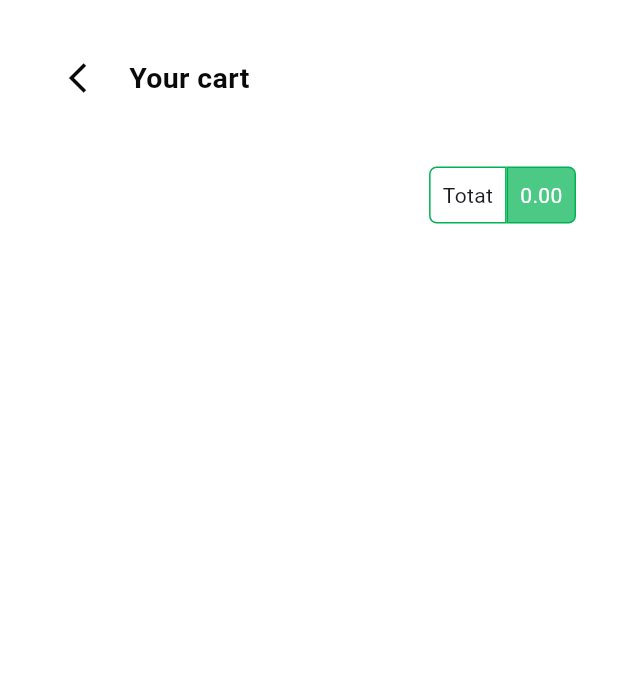
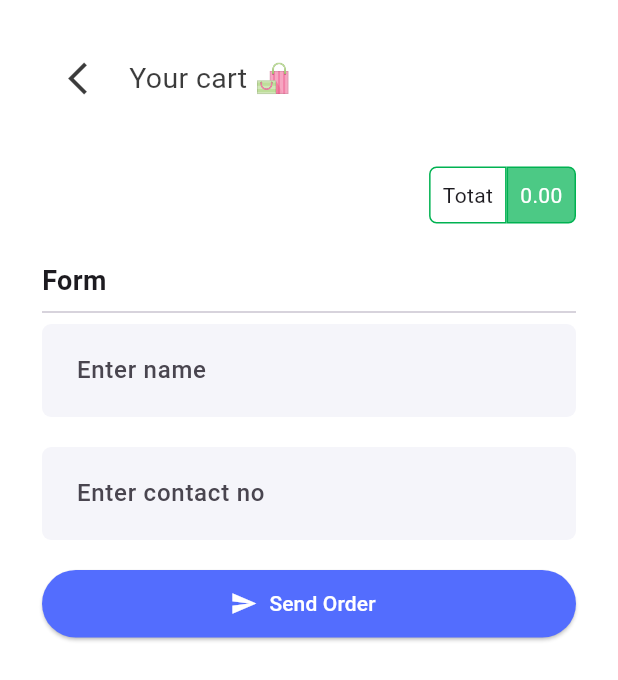
Before and after one commit to vaibhavchoursiya/inventory-ui-firestore, a Flutter app: the screen it shows after launch, after a tap on an icon or button, on a phone screen of 412 x 824 dp. Shown: the top 680 px of the screen. Run offline on Flutter 3.47's test engine with Material 3 defaults, Android fonts, the phone set to English and light mode, and no system bars; our stand-ins replace cloud_firestore, firebase_core, font_awesome_flutter, go_router, google_fonts; accounts and stored records are empty; network calls fail; Roboto replaces fonts that are missing (Poppins).

Commit message:
order function rewrite and provider connected.

```diff
--- a/lib/screens/cart_screen.dart
+++ b/lib/screens/cart_screen.dart
@@ -1,11 +1,10 @@
 import 'package:flutter/material.dart';
-import 'package:font_awesome_flutter/font_awesome_flutter.dart';
 import 'package:go_router/go_router.dart';
 import 'package:google_fonts/google_fonts.dart';
 import 'package:inventory_management_app/apptheme.dart';
 import 'package:inventory_management_app/providers/cart_provider.dart';
 import 'package:inventory_management_app/widgets/cart_view.dart';
-import 'package:inventory_management_app/widgets/navbar_widget.dart';
+import 'package:inventory_management_app/widgets/shopping_form_widget.dart';
 import 'package:inventory_management_app/widgets/simple_navbar.dart';
 import 'package:provider/provider.dart';
 
@@ -37,6 +36,12 @@ class _CartScreenState extends State<CartScreen> {
         .select<CartProvider, bool>((provider) => provider.initialLoader);
     final totalPrice =
         context.select<CartProvider, double>((provider) => provider.totalPrice);
+    const border = OutlineInputBorder(
+      borderSide: BorderSide.none,
+      borderRadius: BorderRadius.all(
+        Radius.circular(6),
+      ),
+    );
 
     return PopScope(
       canPop: false,
@@ -90,7 +95,44 @@ class _CartScreenState extends State<CartScreen> {
                         const SizedBox(
                           height: 10.0,
                         ),
+                        TotolCostWidget(totalPrice: totalPrice),
+                        const SizedBox(
+                          height: 25.0,
+                        ),
                         Row(
+                          children: [
+                            Text(
+                              "Form",
+                              style: GoogleFonts.roboto(
+                                fontWeight: FontWeight.w600,
+                                fontSize: 18.0,
+                              ),
+                            ),
+                          ],
+                        ),
+                        const Divider(),
+                        const ShoppingFormWidget(border: border),
+                      ],
+                    ),
+                  ),
+                ),
+              ),
+      ),
+    );
+  }
+}
+
+class TotolCostWidget extends StatelessWidget {
+  const TotolCostWidget({
+    super.key,
+    required this.totalPrice,
+  });
+
+  final double totalPrice;
+
+  @override
+  Widget build(BuildContext context) {
+    return Row(
       mainAxisAlignment: MainAxisAlignment.end,
       children: [
         Container(
@@ -119,18 +161,10 @@ class _CartScreenState extends State<CartScreen> {
           ),
           child: Text(
             totalPrice.toStringAsFixed(2),
-                                style: GoogleFonts.aDLaMDisplay(
-                                    color: Apptheme.light),
+            style: GoogleFonts.aDLaMDisplay(color: Apptheme.light),
           ),
         ),
       ],
-                        ),
-                      ],
-                    ),
-                  ),
-                ),
-              ),
-      ),
     );
   }
 }
--- /dev/null
+++ b/lib/widgets/mtext_form_field.dart
@@ -0,0 +1,61 @@
+import 'package:flutter/material.dart';
+import 'package:inventory_management_app/apptheme.dart';
+
+class MTextFormFieldColumn extends StatelessWidget {
+  const MTextFormFieldColumn({
+    super.key,
+    required this.border,
+    required this.hintText,
+    required this.controller,
+    required this.validator,
+  });
+
+  final OutlineInputBorder border;
+  final String hintText;
+  final TextEditingController controller;
+  final Function validator;
+
+  @override
+  Widget build(BuildContext context) {
+    return Column(
+      crossAxisAlignment: CrossAxisAlignment.start,
+      children: [
+        TextFormField(
+          style: const TextStyle(
+            fontFamily: "Poppins",
+            fontWeight: FontWeight.w300,
+          ),
+          // minLines: 6,
+          controller: controller,
+          validator: (value) {
+            return validator(value);
+          },
+          cursorColor: Apptheme.primary,
+          cursorErrorColor: Apptheme.primary,
+          decoration: InputDecoration(
+            hintText: hintText,
+            hintStyle: const TextStyle(
+              fontFamily: "Poppins",
+              fontSize: 16,
+              // color: Apptheme.grey,
+              fontWeight: FontWeight.w500,
+            ),
+            enabledBorder: border,
+            focusedBorder: border,
+            errorBorder: border,
+            focusedErrorBorder: border,
+            filled: true,
+            // fillColor: const Color(0xbfF7F7F8),
+            fillColor: const Color.fromARGB(104, 231, 231, 243),
+            contentPadding: const EdgeInsets.all(
+              19,
+            ),
+          ),
+        ),
+        const SizedBox(
+          height: 20.0,
+        ),
+      ],
+    );
+  }
+}
--- /dev/null
+++ b/lib/widgets/shopping_form_widget.dart
@@ -0,0 +1,66 @@
+import 'package:flutter/material.dart';
+import 'package:google_fonts/google_fonts.dart';
+import 'package:inventory_management_app/apptheme.dart';
+import 'package:inventory_management_app/providers/cart_provider.dart';
+import 'package:inventory_management_app/utilites/validators.dart';
+import 'package:inventory_management_app/widgets/mtext_form_field.dart';
+import 'package:provider/provider.dart';
+
+class ShoppingFormWidget extends StatefulWidget {
+  const ShoppingFormWidget({
+    super.key,
+    required this.border,
+  });
+
+  final OutlineInputBorder border;
+
+  @override
+  State<ShoppingFormWidget> createState() => _ShoppingFormWidgetState();
+}
+
+class _ShoppingFormWidgetState extends State<ShoppingFormWidget> {
+  final GlobalKey<FormState> formkey = GlobalKey<FormState>();
+  @override
+  Widget build(BuildContext context) {
+    return Form(
+      key: formkey,
+      child: Column(
+        children: [
+          MTextFormFieldColumn(
+            border: widget.border,
+            hintText: "Enter name",
+            controller: context.read<CartProvider>().nameController,
+            validator: Validators.emptyValidator,
+          ),
+          MTextFormFieldColumn(
+            border: widget.border,
+            hintText: "Enter contact no",
+            controller: context.read<CartProvider>().contactController,
+            validator: Validators.phoneNumberValidator,
+          ),
+          SizedBox(
+            width: double.infinity,
+            height: 45.0,
+            child: ElevatedButton.icon(
+              icon: const Icon(Icons.send),
+              onPressed: () async {
+                if (formkey.currentState!.validate()) {
+                  final cartProvider = context.read<CartProvider>();
+                  await cartProvider.sendOrder();
+                }
+              },
+              style: ElevatedButton.styleFrom(
+                backgroundColor: Colors.indigoAccent,
+                foregroundColor: Apptheme.light,
+              ),
+              label: Text(
+                "Send Order",
+                style: GoogleFonts.aDLaMDisplay(),
+              ),
+            ),
+          )
+        ],
+      ),
+    );
+  }
+}
--- a/lib/widgets/simple_navbar.dart
+++ b/lib/widgets/simple_navbar.dart
@@ -3,7 +3,6 @@ import 'package:go_router/go_router.dart';
 import 'package:google_fonts/google_fonts.dart';
 import 'package:inventory_management_app/apptheme.dart';
 import 'package:inventory_management_app/providers/cart_provider.dart';
-import 'package:inventory_management_app/widgets/product_view.dart';
 import 'package:provider/provider.dart';
 
 class SimpleNavBar extends StatelessWidget {
@@ -25,20 +24,20 @@ class SimpleNavBar extends StatelessWidget {
               context.pop();
             }
           },
-          icon: const Icon(
+          icon: Icon(
             Icons.arrow_back_ios_outlined,
-            color: Apptheme.dark,
+            color: Apptheme.dark.withOpacity(0.8),
+            size: 26.0,
           ),
         ),
         const SizedBox(
           width: 10.0,
         ),
         Text(
-          "Your cart",
+          "Your cart 🛍️",
           style: GoogleFonts.aDLaMDisplay(
             fontSize: 19.0,
-            fontWeight: FontWeight.w600,
-            color: Apptheme.dark,
+            color: Apptheme.dark.withOpacity(0.8),
             height: 1.2,
           ),
         ),
```
Also changed, not shown: lib/models/order_model.dart (+10 -0 lines), lib/providers/cart_provider.dart (+14 -0 lines), lib/services/firebase_firestore_service.dart (+18 -9 lines), lib/utilites/validators.dart (added, +19 -0 lines). Lines whose indentation alone changed are shown as unchanged.
